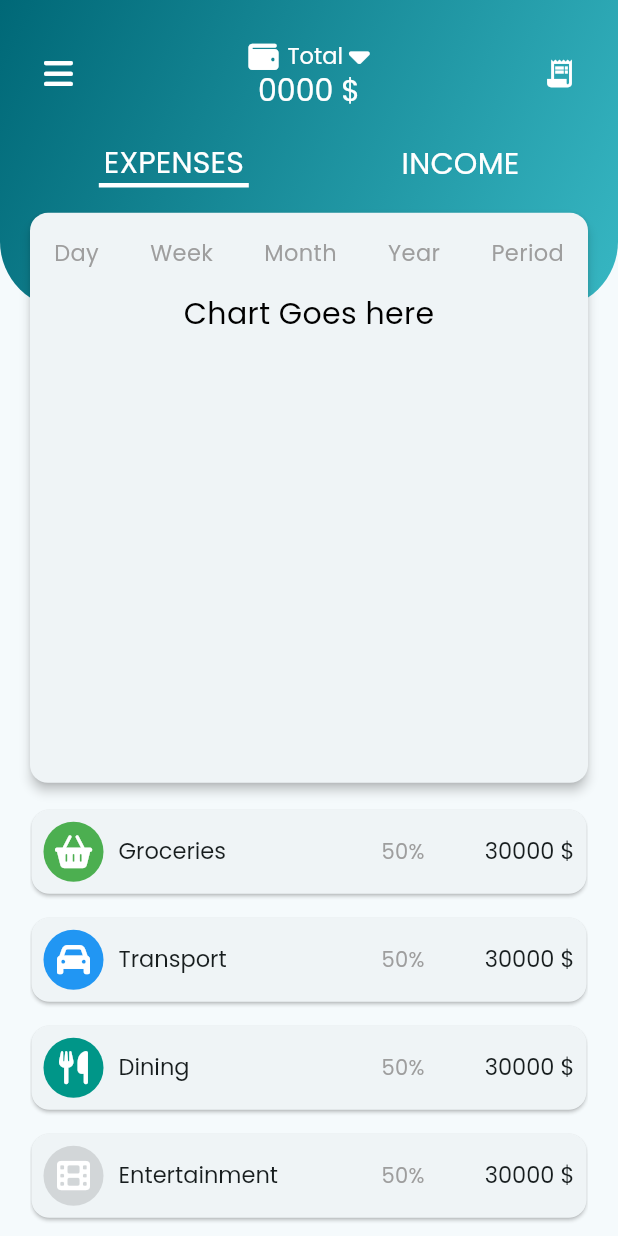
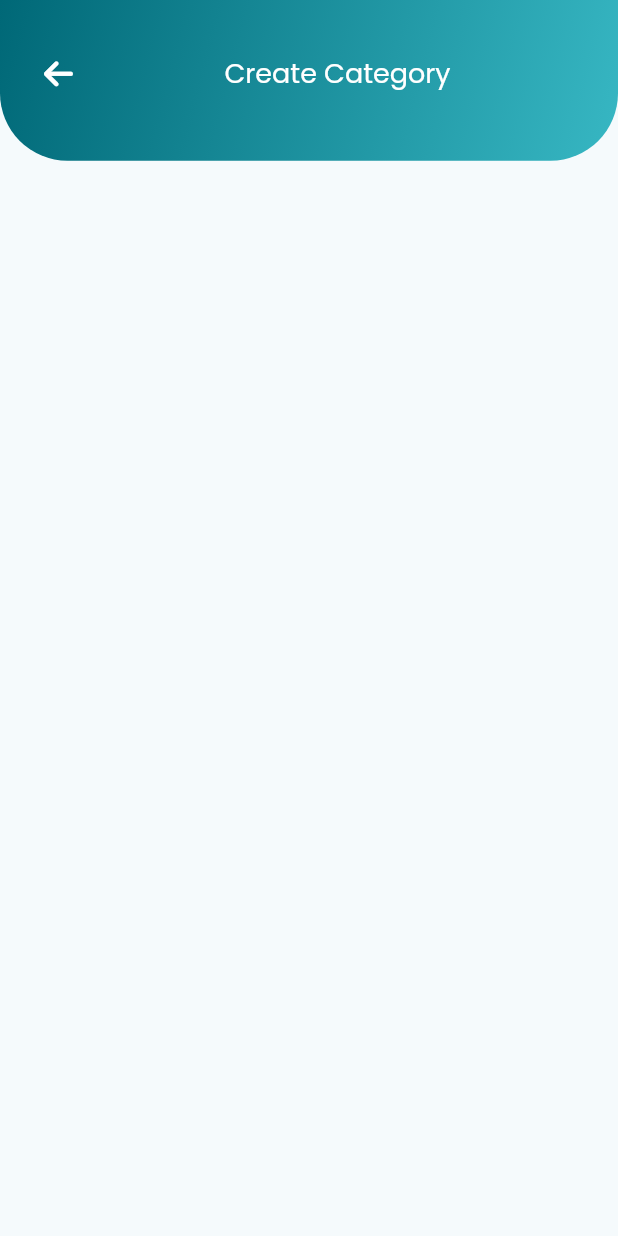
Before and after one commit to AdahGodwin/Expense_planner, a Flutter app: the screen it shows after launch, on a phone screen of 412 x 824 dp. Run offline on Flutter 3.47's test engine with Material 3 defaults, Android fonts, the phone set to English and light mode, and no system bars; our stand-ins replace flutter_riverpod, font_awesome_flutter, image_picker, sqflite; accounts and stored records are empty.

Commit message:
customized screens

```diff
--- a/lib/main.dart
+++ b/lib/main.dart
@@ -1,5 +1,6 @@
 import 'package:expense_manager/providers/auth_provider.dart';
 import 'package:expense_manager/providers/theme.dart';
+import 'package:expense_manager/screens/create_category_screen.dart';
 import 'package:expense_manager/screens/drawer_screen.dart';
 import 'package:expense_manager/screens/signup_screen.dart';
 import 'package:expense_manager/screens/welcome_screen.dart';
@@ -88,7 +89,7 @@ class MyApp extends ConsumerWidget {
           size: 22,
         ),
       ),
-      home: const DrawerScreen(),
+      home: const CreateCategoryScreen(),
       // home: FutureBuilder(
       //     future: Provider.of<Auth>(context).getUserDetails(),
       //     builder: (context, snapshot) {
--- /dev/null
+++ b/lib/screens/create_category_screen.dart
@@ -0,0 +1,32 @@
+import 'package:expense_manager/widgets/header_widget.dart';
+import 'package:flutter/material.dart';
+import 'package:font_awesome_flutter/font_awesome_flutter.dart';
+
+class CreateCategoryScreen extends StatelessWidget {
+  const CreateCategoryScreen({super.key});
+
+  @override
+  Widget build(BuildContext context) {
+    ThemeData theme = Theme.of(context);
+    return Scaffold(
+      body: Stack(
+        children: [
+          Header(
+            titleWidget: Text(
+              "Create Category",
+              style: theme.textTheme.displayMedium!.copyWith(
+                color: theme.colorScheme.onPrimary,
+              ),
+            ),
+            height: .13,
+            icons: const SizedBox(
+              width: 10,
+            ),
+            navigationIcon: FontAwesomeIcons.arrowLeft,
+            showTabs: false,
+          )
+        ],
+      ),
+    );
+  }
+}
--- a/lib/screens/create_reminder_screen.dart
+++ b/lib/screens/create_reminder_screen.dart
@@ -55,6 +55,7 @@ class _CreateReminderScreenState extends State<CreateReminderScreen> {
             icons: const SizedBox(
               width: 10,
             ),
+            showTabs: true,
           ),
         ],
       ),
--- a/lib/screens/drawer_screen.dart
+++ b/lib/screens/drawer_screen.dart
@@ -1,6 +1,7 @@
 import "package:expense_manager/models/configurations.dart";
 import "package:expense_manager/providers/drawer_provider.dart";
 import "package:expense_manager/providers/theme.dart";
+import "package:expense_manager/screens/category_screen.dart";
 import "package:expense_manager/screens/create_reminder_screen.dart";
 import "package:expense_manager/screens/transaction_details_screen.dart";
 import "package:expense_manager/screens/home_screen.dart";
@@ -197,6 +198,9 @@ class _DrawerScreenState extends ConsumerState<DrawerScreen> {
         return const TransactionDetailsScreen();
       case DrawerItems.reminders:
         return const CreateReminderScreen();
+      case DrawerItems.categories:
+        return const CategoryScreen();
+
       case DrawerItems.home:
       default:
         return HomeScreen(
--- a/lib/screens/home_screen.dart
+++ b/lib/screens/home_screen.dart
@@ -101,6 +101,7 @@ class _HomeScreenState extends ConsumerState<HomeScreen> {
                 ),
                 onPressed: null,
               ),
+              showTabs: true,
             ),
             Padding(
               padding: EdgeInsets.only(
--- a/lib/screens/new_transaction_screen.dart
+++ b/lib/screens/new_transaction_screen.dart
@@ -38,6 +38,7 @@ class NewTransactionScreen extends StatelessWidget {
             icons: const SizedBox(
               height: 20,
             ),
+            showTabs: true,
           ),
         ],
       ),
--- a/lib/screens/transaction_details_screen.dart
+++ b/lib/screens/transaction_details_screen.dart
@@ -63,6 +63,7 @@ class _TransactionDetailsScreenState extends State<TransactionDetailsScreen> {
                 )
               ],
             ),
+            showTabs: true,
           ),
           Padding(
             padding: EdgeInsets.only(
--- a/lib/screens/transaction_form_screen.dart
+++ b/lib/screens/transaction_form_screen.dart
@@ -10,8 +10,7 @@ class TransactionFormScreen extends StatelessWidget {
   Widget build(BuildContext context) {
     ThemeData theme = Theme.of(context);
     const dateStrings = ["Today", "Yesterday", "2 days ago"];
-    return SizedBox(
-      child: Column(
+    return Column(
       crossAxisAlignment: CrossAxisAlignment.start,
       children: [
         _textFieldWidget("Amount"),
@@ -151,7 +150,6 @@ class TransactionFormScreen extends StatelessWidget {
           ),
         ),
       ],
-      ),
     );
   }
 }
--- a/lib/widgets/header_widget.dart
+++ b/lib/widgets/header_widget.dart
@@ -1,18 +1,20 @@
 import 'package:expense_manager/widgets/menu_button.dart';
 import 'package:flutter/material.dart';
-import 'package:font_awesome_flutter/font_awesome_flutter.dart';
 
 class Header extends StatefulWidget {
   final Widget titleWidget;
   final double height;
   final Widget icons;
   final IconData navigationIcon;
-  const Header(
-      {required this.titleWidget,
+  final bool showTabs;
+  const Header({
+    required this.titleWidget,
     required this.height,
     required this.icons,
     required this.navigationIcon,
-      super.key});
+    required this.showTabs,
+    super.key,
+  });
 
   @override
   State<Header> createState() => _HeaderState();
@@ -67,6 +69,7 @@ class _HeaderState extends State<Header> {
           const SizedBox(
             height: 20,
           ),
+          if (widget.showTabs)
             Row(
               mainAxisAlignment: MainAxisAlignment.spaceAround,
               children: [
```
Also changed, not shown: lib/screens/category_screen.dart (+71 -1 lines). Lines whose indentation alone changed are shown as unchanged.
